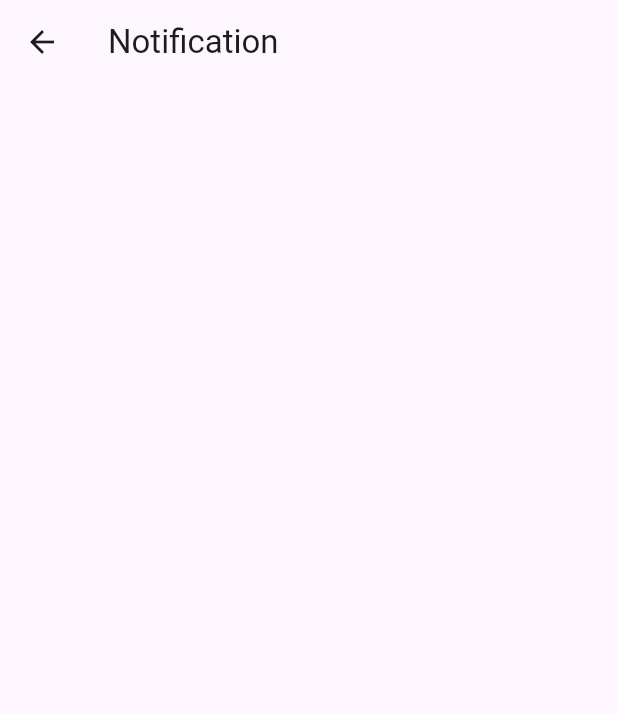
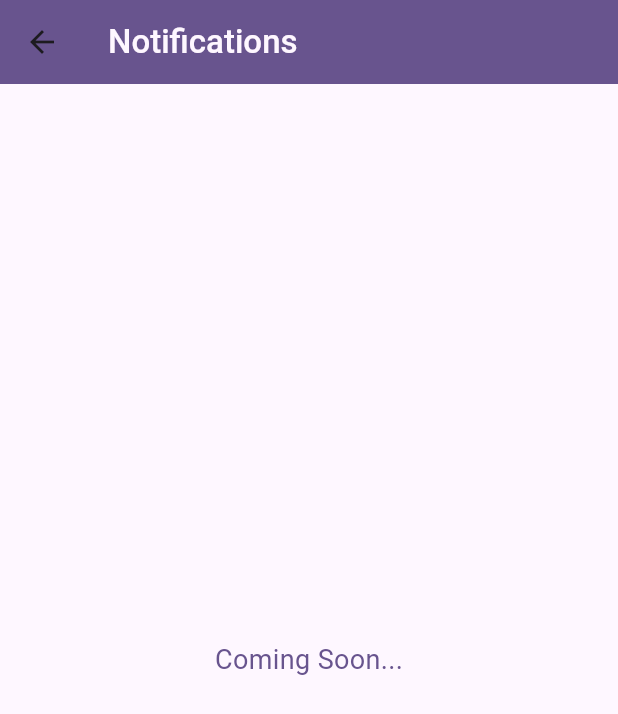
Before and after one commit to milandarai90/iApplyApp, a Flutter app: the NotificationsPage screen opened directly, on a phone screen of 412 x 824 dp. Shown: the top 714 px of the screen. Run offline on Flutter 3.47's test engine with Material 3 defaults, Android fonts, the phone set to English and light mode, and no system bars.

Commit message:
some ui changes in appBar

```diff
--- a/lib/NavigationBar.dart
+++ b/lib/NavigationBar.dart
@@ -4,7 +4,7 @@ import 'package:iapply/myClasses.dart';
 import 'package:iapply/notifications.dart';
 
 import 'homePageScreen.dart';
-import 'loginPage.dart';
+
 
 class NavigationBarPage extends StatefulWidget{
   const NavigationBarPage({super.key});
@@ -47,7 +47,6 @@ class NavigationBarPageState extends State<NavigationBarPage>{
             backgroundColor: Theme.of(context).primaryColor,
             type: BottomNavigationBarType.fixed,
             showUnselectedLabels: false,
-            // elevation: 10,
             iconSize: 32,
             selectedFontSize: 18,
             selectedItemColor: hexToColor("40D900"),
--- a/lib/loginPage.dart
+++ b/lib/loginPage.dart
@@ -147,7 +147,7 @@ class LoginPageState extends State<LoginPage>{
                                          borderRadius: BorderRadius.circular(10)
                                        )
                                      ),
-                                       child: Text('LOGIN',style: TextStyle(color: Colors.white,fontWeight: FontWeight.bold, fontSize: 16),),
+                                       child: Text('LOGIN',style: TextStyle(color: Theme.of(context).canvasColor,fontWeight: FontWeight.bold, fontSize: 16),),
                                    ),
 
                                  ),
--- a/lib/notifications.dart
+++ b/lib/notifications.dart
@@ -15,8 +15,20 @@ class notificationPageState extends State<NotificationsPage>{
   Widget build(BuildContext context) {
    return Scaffold(
      appBar: AppBar(
-       title: Text("Notification"),
+       title: Text("Notifications",style: TextStyle(color: Theme.of(context).canvasColor,fontSize:22,fontWeight: FontWeight.w500),),
+       backgroundColor: Theme.of(context).primaryColor,
      ),
-   );
+     body: Container(
+       color: Theme.of(context).canvasColor,
+       child: Center(
+         child: Column(
+           mainAxisAlignment: MainAxisAlignment.center,
+           children: [
+             Text('Coming Soon...',style:TextStyle(color:  Theme.of(context).primaryColor, fontSize: 18))
+           ],
+         ),
+       ),
+     )
+       );
   }
 }
```
Also changed, not shown: lib/main.dart (+23 -0 lines), lib/menu.dart (+13 -1 lines), lib/myClasses.dart (+14 -1 lines).
